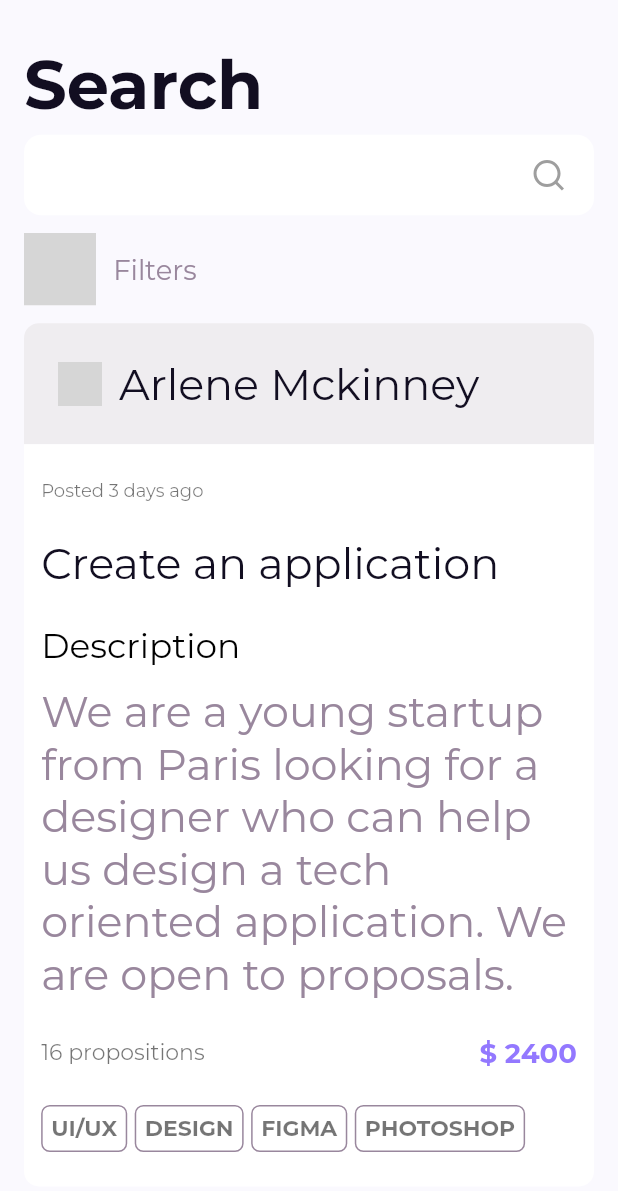
After one commit to mugri-ndeh/freelance_platform_ui, a Flutter app: the SearchScreen screen opened directly, on a phone screen of 412 x 824 dp. The commit adds this screen. Shown: the top 1191 px of the screen. Run offline on Flutter 3.47's test engine with Material 2 defaults, Android fonts, the light colour scheme and no system bars; our stand-ins replace flutter_screenutil, flutter_svg, google_fonts, introduction_screen, remixicon; missing offline and left inert: change_app_package_name, d_chart; grey boxes are pictures that could not be loaded.

Commit message:
search done

```diff
--- /dev/null
+++ b/lib/presentation/screens/search/search_screen.dart
@@ -0,0 +1,218 @@
+import 'dart:ui';
+
+import 'package:flutter/material.dart';
+import 'package:flutter_screenutil/flutter_screenutil.dart';
+import 'package:flutter_svg/svg.dart';
+import 'package:freelance_platform_ui/core/themes/palette.dart';
+import 'package:remixicon/remixicon.dart';
+
+import '../widgets/top_app_bar.dart';
+
+class SearchScreen extends StatelessWidget {
+  const SearchScreen({Key? key}) : super(key: key);
+
+  @override
+  Widget build(BuildContext context) {
+    return Scaffold(
+      body: SafeArea(
+        child: SingleChildScrollView(
+          child: Padding(
+            padding: const EdgeInsets.symmetric(horizontal: 16.0),
+            child: Column(
+              crossAxisAlignment: CrossAxisAlignment.start,
+              children: [
+                const TopAppBar(
+                  title: 'Search',
+                  subtitle: '',
+                ),
+                const SearchBar(),
+                SizedBox(height: 10.h),
+                Row(
+                  children: [
+                    SvgPicture.asset('assets/icons/filter.svg'),
+                    SizedBox(width: 10.w),
+                    Text(
+                      'Filters',
+                      style: Theme.of(context)
+                          .textTheme
+                          .bodyText2
+                          ?.copyWith(fontSize: 16.sp),
+                    )
+                  ],
+                ),
+                SizedBox(height: 10.h),
+                JobCard()
+              ],
+            ),
+          ),
+        ),
+      ),
+    );
+  }
+}
+
+class JobCard extends StatelessWidget {
+  const JobCard({
+    Key? key,
+  }) : super(key: key);
+
+  @override
+  Widget build(BuildContext context) {
+    return IntrinsicHeight(
+      child: Container(
+        child: Column(
+          crossAxisAlignment: CrossAxisAlignment.start,
+          children: [
+            Container(
+              padding: EdgeInsets.symmetric(vertical: 20.w, horizontal: 20.w),
+              decoration: const BoxDecoration(
+                  color: Color(0XFFEFEDF0),
+                  borderRadius: BorderRadius.only(
+                      topLeft: Radius.circular(10),
+                      topRight: Radius.circular(10))),
+              child: Row(
+                children: [
+                  const CircleAvatar(
+                    radius: 14.5,
+                    backgroundImage: AssetImage('assets/images/avatar.png'),
+                    backgroundColor: Colors.transparent,
+                  ),
+                  SizedBox(width: 10.w),
+                  Text(
+                    'Arlene Mckinney',
+                    style: Theme.of(context)
+                        .textTheme
+                        .headline3
+                        ?.copyWith(fontWeight: FontWeight.normal),
+                  )
+                ],
+              ),
+            ),
+            Container(
+              padding: EdgeInsets.symmetric(vertical: 20.w, horizontal: 10.w),
+              decoration: const BoxDecoration(
+                  borderRadius: BorderRadius.only(
+                      bottomLeft: Radius.circular(10),
+                      bottomRight: Radius.circular(10)),
+                  color: Palette.white),
+              child: Column(
+                crossAxisAlignment: CrossAxisAlignment.start,
+                children: [
+                  Text('Posted 3 days ago',
+                      style: Theme.of(context).textTheme.caption),
+                  SizedBox(height: 20.h),
+                  Text('Create an application',
+                      style: Theme.of(context).textTheme.headline3),
+                  SizedBox(height: 20.h),
+                  Text('Description',
+                      style: Theme.of(context)
+                          .textTheme
+                          .headline4
+                          ?.copyWith(fontWeight: FontWeight.normal)),
+                  SizedBox(height: 10.h),
+                  const Text(
+                      'We are a young startup from Paris looking for a designer who can help us design a tech oriented application. We are open to proposals.'),
+                  SizedBox(height: 20.h),
+                  Row(
+                    mainAxisAlignment: MainAxisAlignment.spaceBetween,
+                    children: [
+                      Text('16 propositions',
+                          style: Theme.of(context)
+                              .textTheme
+                              .caption
+                              ?.copyWith(fontSize: 12.8.sp)),
+                      Text('\$ 2400',
+                          style: Theme.of(context)
+                              .textTheme
+                              .headline4
+                              ?.copyWith(
+                                  fontWeight: FontWeight.bold,
+                                  fontSize: 16.0.sp,
+                                  color: Palette.purple))
+                    ],
+                  ),
+                  SizedBox(height: 20.h),
+                  Row(
+                    children: const [
+                      Categories(text: 'ui/ux'),
+                      SizedBox(width: 5),
+                      Categories(text: 'design'),
+                      SizedBox(width: 5),
+                      Categories(text: 'figma'),
+                      SizedBox(width: 5),
+                      Categories(text: 'photoshop'),
+                    ],
+                  ),
+                ],
+              ),
+            )
+          ],
+        ),
+      ),
+    );
+  }
+}
+
+class Categories extends StatelessWidget {
+  const Categories({
+    Key? key,
+    required this.text,
+  }) : super(key: key);
+  final String text;
+
+  @override
+  Widget build(BuildContext context) {
+    return Container(
+      padding: EdgeInsets.all(5.w),
+      decoration: BoxDecoration(
+          borderRadius: BorderRadius.circular(5.w),
+          border: Border.all(color: Palette.grey)),
+      child: Text(
+        text.toUpperCase(),
+        style: Theme.of(context).textTheme.caption?.copyWith(
+              fontWeight: FontWeight.bold,
+              fontSize: 12.8.sp,
+            ),
+      ),
+    );
+  }
+}
+
+class SearchBar extends StatelessWidget {
+  const SearchBar({
+    Key? key,
+  }) : super(key: key);
+
+  @override
+  Widget build(BuildContext context) {
+    return Container(
+      padding: EdgeInsets.symmetric(horizontal: 16.w),
+      height: 45.h,
+      decoration: BoxDecoration(
+        color: Colors.white,
+        borderRadius: BorderRadius.circular(10.r),
+      ),
+      child: Row(
+        crossAxisAlignment: CrossAxisAlignment.center,
+        mainAxisAlignment: MainAxisAlignment.center,
+        children: [
+          Expanded(
+            child: TextField(
+              expands: true,
+              maxLines: null,
+              selectionHeightStyle: BoxHeightStyle.max,
+              cursorHeight: 30.h,
+              cursorColor: Palette.grey,
+              decoration: const InputDecoration(
+                  border: InputBorder.none, focusedBorder: InputBorder.none),
+            ),
+          ),
+          const Icon(
+            Remix.search_line,
+            color: Colors.grey,
+          ),
+        ],
+      ),
+    );
+  }
+}
--- a/lib/presentation/screens/widgets/top_app_bar.dart
+++ b/lib/presentation/screens/widgets/top_app_bar.dart
@@ -15,8 +15,10 @@ class TopAppBar extends StatelessWidget {
         SizedBox(height: 25.h),
         Text(title, style: Theme.of(context).textTheme.headline1),
         SizedBox(height: 5.h),
-        Text(subtitle, style: Theme.of(context).textTheme.headline3),
-        SizedBox(height: 5.h),
+        subtitle.isEmpty
+            ? SizedBox.shrink()
+            : Text(subtitle, style: Theme.of(context).textTheme.headline3),
+        subtitle.isEmpty ? SizedBox.shrink() : SizedBox(height: 5.h),
       ],
     );
   }
```
